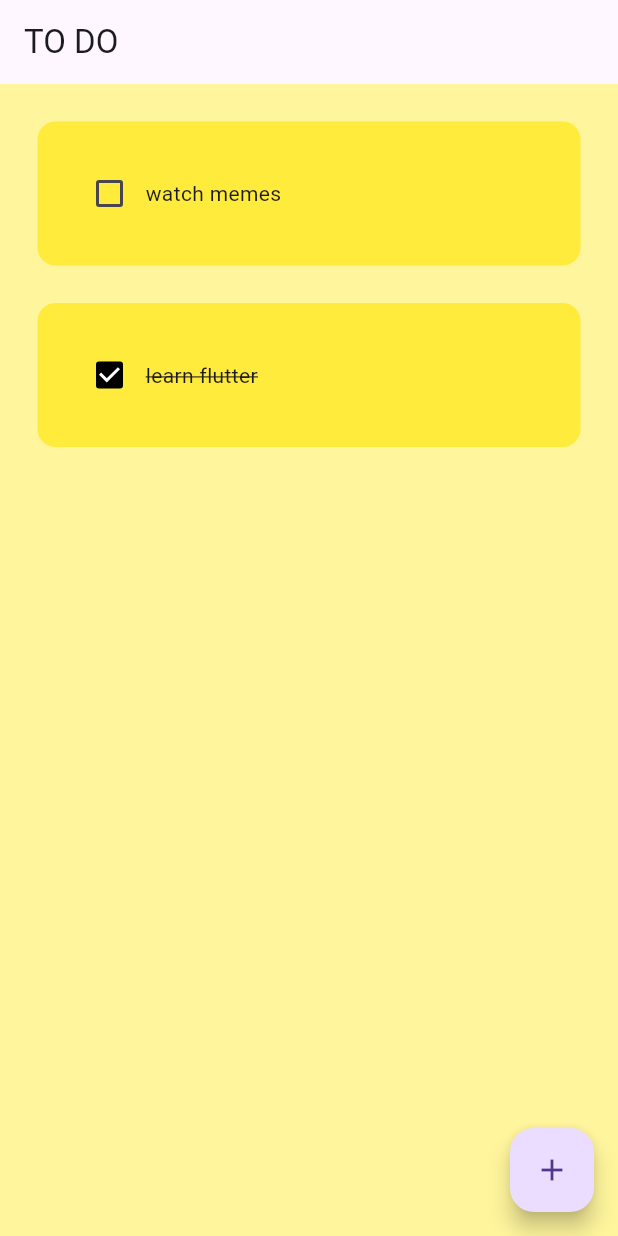
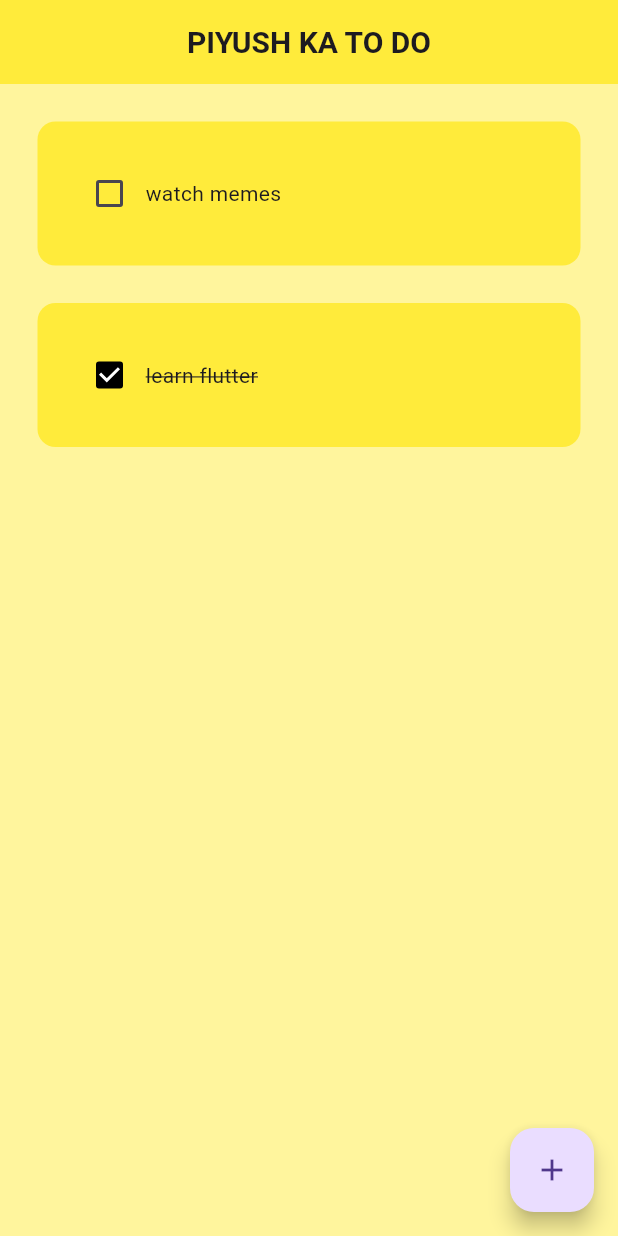
Before and after one commit to piyushbaibhav/Flutter-To-Do-app, a Flutter app: the screen it shows after launch, on a phone screen of 412 x 824 dp. Run offline on Flutter 3.47's test engine with Material 3 defaults, Android fonts, the phone set to English and light mode, and no system bars; drawn by our look-alikes of flutter_slidable; our stand-ins replace hive_flutter; accounts and stored records are empty.

Commit message:
appbar fixes

```diff
--- a/todo_app/lib/pages/home_page.dart
+++ b/todo_app/lib/pages/home_page.dart
@@ -77,8 +77,16 @@ class _HomePageState extends State<HomePage> {
     return Scaffold(
       backgroundColor: Colors.yellow[200],
       appBar: AppBar(
-        title: Text('TO DO'),
+        title: Text(
+          'PIYUSH KA TO DO',
+          style: TextStyle(
+            fontWeight: FontWeight.bold,
+            fontSize: 20,
+          ),
+        ),
+        centerTitle: true,
         elevation: 0,
+        backgroundColor: Colors.yellow,
       ),
       floatingActionButton: FloatingActionButton(
         onPressed: createNewTask,
```
